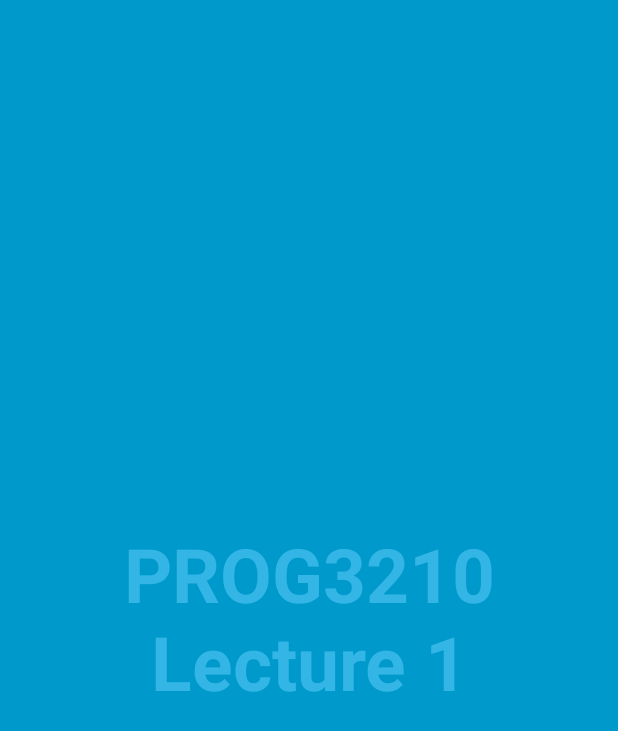
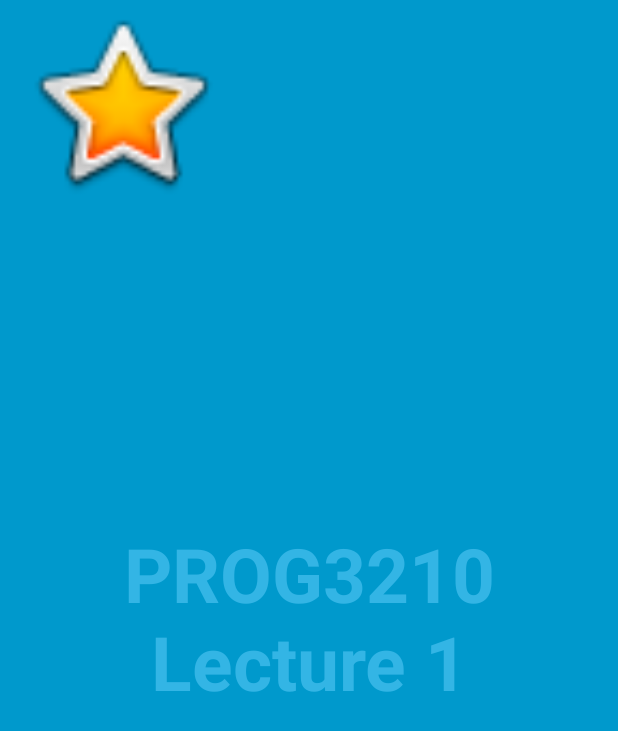
Before and after one commit to JacobKosterman/Lecture1, an Android app: the screen it shows after launch (splashscreen), on a phone screen of 412 x 824 dp. Shown: the top 731 px of the screen. Run offline under Robolectric (Android 15) with nearby library versions, the phone set to English and light mode, and no system bars.

Commit message:
End of Lecture 1 added images

```diff
--- a/app/src/main/res/layout/activity_splashscreen.xml
+++ b/app/src/main/res/layout/activity_splashscreen.xml
@@ -1,4 +1,5 @@
 <FrameLayout xmlns:android="http://schemas.android.com/apk/res/android"
+    xmlns:app="http://schemas.android.com/apk/res-auto"
     xmlns:tools="http://schemas.android.com/tools"
     android:layout_width="match_parent"
     android:layout_height="match_parent"
@@ -48,4 +49,10 @@
         </LinearLayout>
     </FrameLayout>
 
+    <ImageView
+        android:id="@+id/imageView2"
+        android:layout_width="162dp"
+        android:layout_height="137dp"
+        app:srcCompat="@android:drawable/btn_star_big_on" />
+
 </FrameLayout>
```
